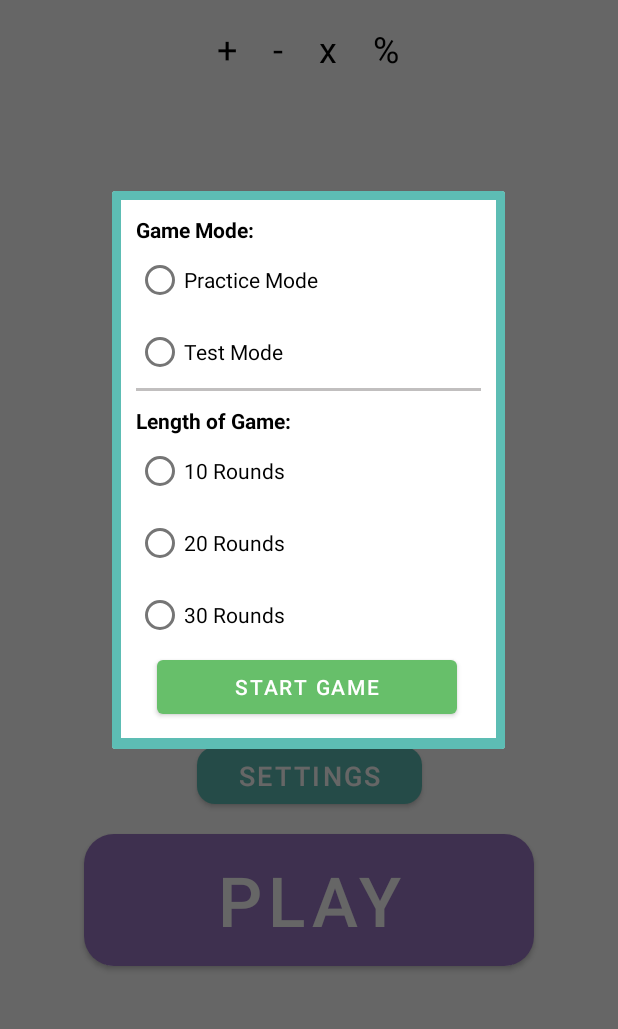
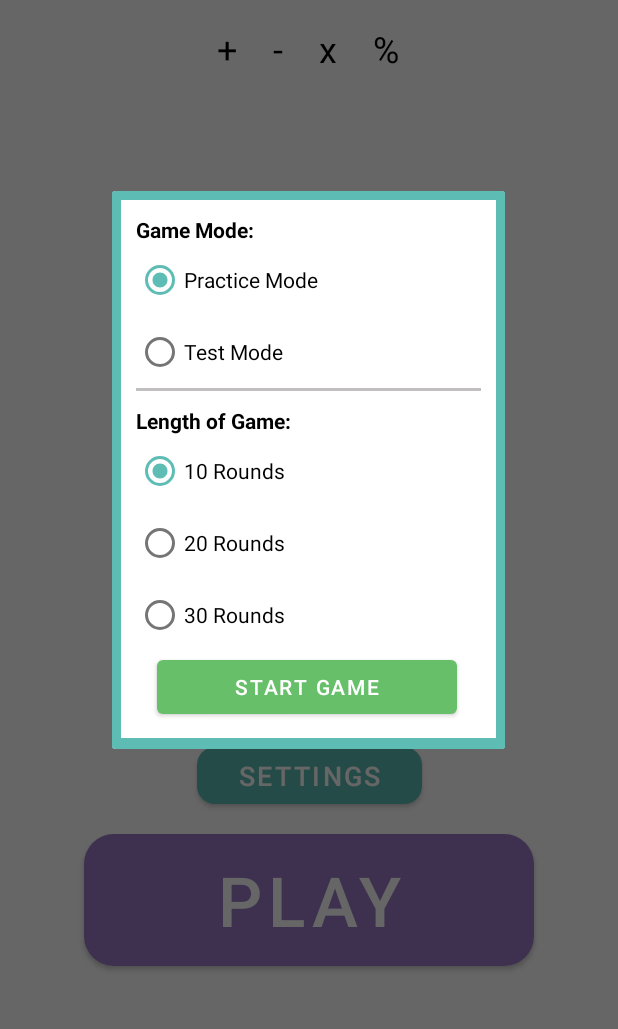
Before and after one commit to lukemjohnston/RefineMath, an Android app: the fragment MyMainFragment placed in its activity, on a phone screen of 412 x 824 dp, the part 148-1177 px from its top. Run offline under Robolectric (Android 15) with nearby library versions, the light colour scheme and no system bars; libraries missing offline, so code that uses them is left out: fr.tvbarthel.lib; 1 statement that could not run was skipped.

Commit message:
quick fix

```diff
--- a/app/src/main/res/layout/dialog_fragment.xml
+++ b/app/src/main/res/layout/dialog_fragment.xml
@@ -39,7 +39,8 @@
             android:layout_width="match_parent"
             android:layout_height="wrap_content"
             android:layout_marginLeft="10dp"
-            android:orientation="vertical">
+            android:orientation="vertical"
+            android:checkedButton="@id/radioPractice">
 
             <RadioButton
                 android:id="@+id/radioPractice"
@@ -77,7 +78,8 @@
         <RadioGroup
             android:layout_width="wrap_content"
             android:layout_height="wrap_content"
-            android:layout_marginLeft="10dp">
+            android:layout_marginLeft="10dp"
+            android:checkedButton="@id/radio10">
 
             <RadioButton
                 android:id="@+id/radio10"
```
